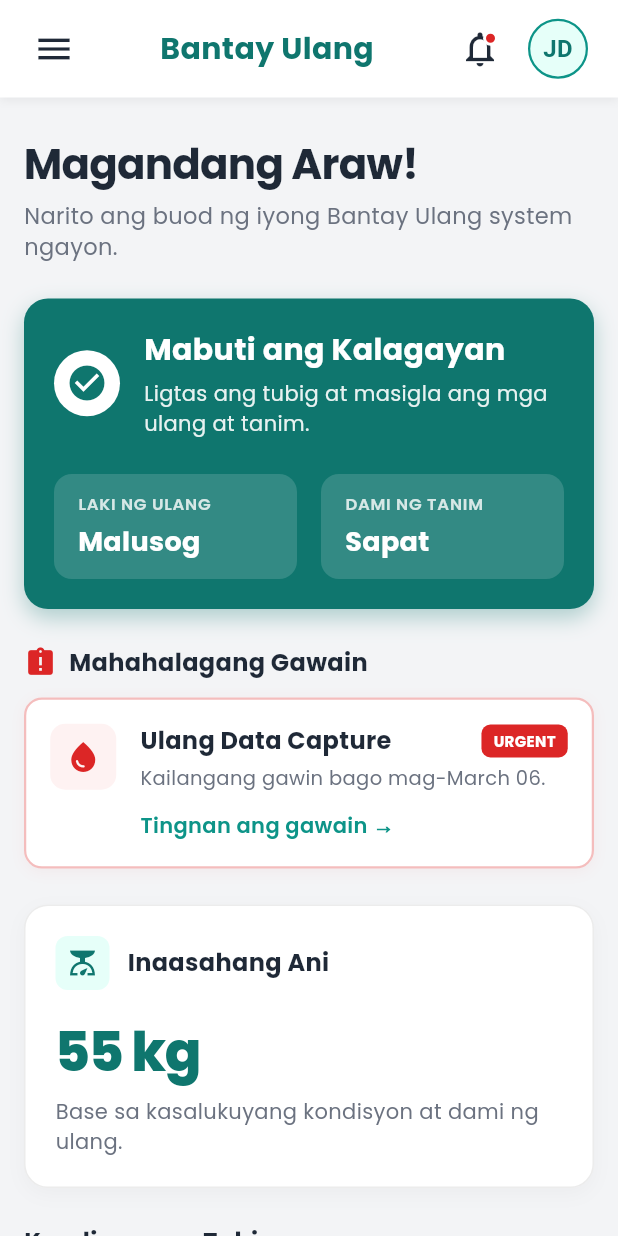
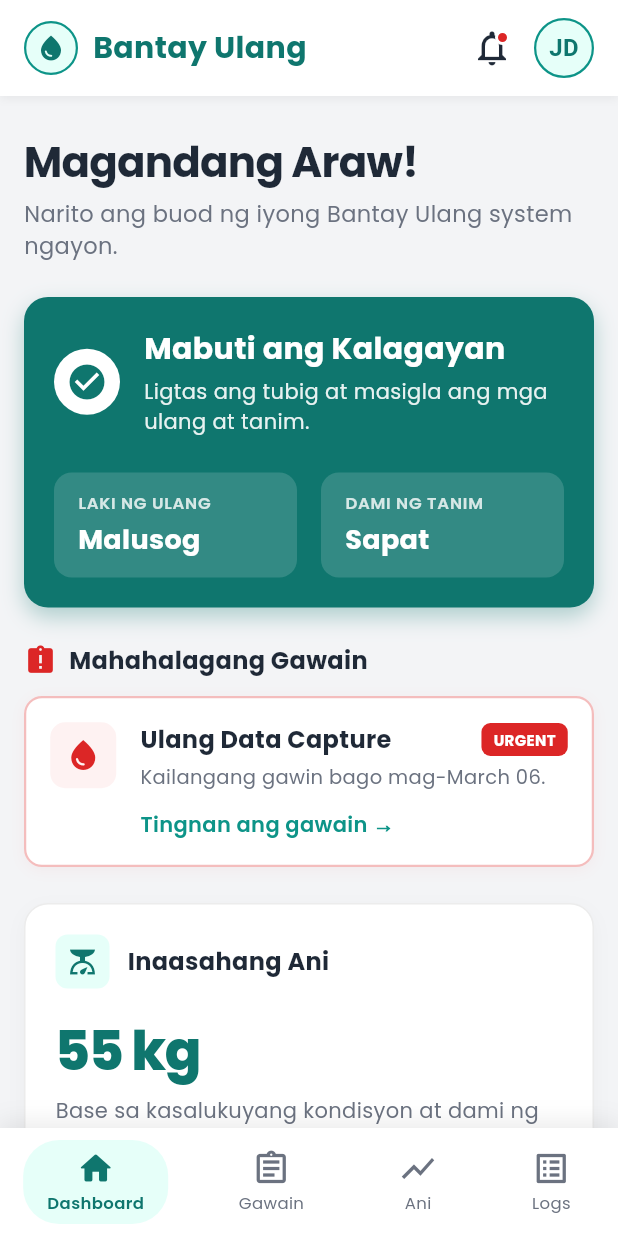
Before and after one commit to yorookobii/Bantay-Ulang, a Flutter app: the DashboardPage screen opened by its route, on a phone screen of 412 x 824 dp. Run offline on Flutter 3.47's test engine with Material 3 defaults, Android fonts, the phone set to English and light mode, and no system bars; our stand-ins replace google_fonts.

```diff
--- a/lib/landing_page.dart
+++ b/lib/landing_page.dart
@@ -1,4 +1,5 @@
 import 'package:flutter/material.dart';
+import 'package:flutter/rendering.dart'; // Added for ScrollDirection
 import 'package:google_fonts/google_fonts.dart';
 import 'tasks.dart';
 import 'yield.dart';
@@ -12,7 +13,8 @@ class DashboardPage extends StatefulWidget {
   State<DashboardPage> createState() => _DashboardPageState();
 }
 
-class _DashboardPageState extends State<DashboardPage> with SingleTickerProviderStateMixin {
+class _DashboardPageState extends State<DashboardPage>
+    with SingleTickerProviderStateMixin {
   // Aquatic Color Palette
   final Color tealLight = const Color(0xFFE6FFF9);
   final Color teal = const Color(0xFF0D9488);
@@ -22,16 +24,14 @@ class _DashboardPageState extends State<DashboardPage> with SingleTickerProvider
   final Color textDark = const Color(0xFF1F2937);
   final Color textMuted = const Color(0xFF6B7280);
 
+  int _currentNavIndex = 0;
   bool _showNotificationDropdown = false;
-  late GlobalKey<ScaffoldState> _scaffoldKey;
+  bool _isNavBarVisible = true; // State for nav bar visibility
   late AnimationController _fadeController;
 
   @override
   void initState() {
     super.initState();
-    _scaffoldKey = GlobalKey<ScaffoldState>();
-
-    // Kept only the initial load fade for a smooth entry, removing heavy continuous animations
     _fadeController = AnimationController(
       duration: const Duration(milliseconds: 600),
       vsync: this,
@@ -44,19 +44,92 @@ class _DashboardPageState extends State<DashboardPage> with SingleTickerProvider
     super.dispose();
   }
 
+  void _onNavTapped(int index) {
+    if (index == _currentNavIndex) return;
+    setState(() {
+      _currentNavIndex = index;
+      // Ensure nav bar is visible when switching tabs
+      _isNavBarVisible = true;
+    });
+  }
+
   @override
   Widget build(BuildContext context) {
     return Scaffold(
-      key: _scaffoldKey,
-      backgroundColor: const Color(0xFFF3F4F6), // Light gray background for contrast
-      drawer: _buildSidebar(context),
+      backgroundColor: const Color(0xFFF3F4F6),
+      extendBody: true, // Allows content to scroll behind the bottom nav bar
       appBar: _buildTopBar(context),
-      body: FadeTransition(
+
+      // ── MAIN CONTENT AREA WITH SCROLL LISTENER ─────────────────────────
+      body: NotificationListener<ScrollNotification>(
+        onNotification: (ScrollNotification notification) {
+          if (notification is UserScrollNotification) {
+            // User dragging up, content moving down -> hide nav bar
+            if (notification.direction == ScrollDirection.reverse) {
+              if (_isNavBarVisible) {
+                setState(() => _isNavBarVisible = false);
+              }
+            }
+            // User dragging down, content moving up -> show nav bar
+            else if (notification.direction == ScrollDirection.forward) {
+              if (!_isNavBarVisible) {
+                setState(() => _isNavBarVisible = true);
+              }
+            }
+          }
+
+          // Re-show nav bar when user hits the very bottom of the page
+          if (notification.metrics.pixels >= notification.metrics.maxScrollExtent - 20) {
+            if (!_isNavBarVisible) {
+              setState(() => _isNavBarVisible = true);
+            }
+          }
+
+          return false; // Let the notification bubble up
+        },
+        child: Stack(
+          children: [
+            IndexedStack(
+              index: _currentNavIndex,
+              children: [
+                _buildDashboardView(), // Index 0: Dashboard
+                const TasksPage(),     // Index 1: Gawain
+                const YieldEstimationPage(), // Index 2: Ani
+                const LogsPage(),      // Index 3: Logs
+              ],
+            ),
+
+            // Notification dropdown overlay
+            if (_showNotificationDropdown)
+              Positioned(
+                top: 0,
+                right: 12,
+                child: _buildNotificationDropdown(),
+              ),
+          ],
+        ),
+      ),
+
+      // ── ANIMATED BOTTOM NAVIGATION BAR ─────────────────────────────────
+      bottomNavigationBar: AnimatedSlide(
+        duration: const Duration(milliseconds: 300),
+        curve: Curves.easeInOutCubic,
+        // Slide out (down) if not visible, stay at 0 if visible
+        offset: _isNavBarVisible ? Offset.zero : const Offset(0, 1.0),
+        child: _buildBottomNavBar(),
+      ),
+    );
+  }
+
+  // ── DASHBOARD TAB CONTENT ──────────────────────────────────────────────
+  Widget _buildDashboardView() {
+    return FadeTransition(
       opacity: Tween<double>(begin: 0, end: 1).animate(
         CurvedAnimation(parent: _fadeController, curve: Curves.easeIn),
       ),
       child: SingleChildScrollView(
-          padding: const EdgeInsets.fromLTRB(16, 24, 16, 32),
+        // The 100px bottom padding ensures content isn't permanently hidden behind the floating nav bar
+        padding: const EdgeInsets.fromLTRB(16, 24, 16, 100),
         child: Column(
           crossAxisAlignment: CrossAxisAlignment.start,
           children: [
@@ -81,15 +154,12 @@ class _DashboardPageState extends State<DashboardPage> with SingleTickerProvider
             ),
             const SizedBox(height: 24),
 
-              // Main Status Card - Solid bold color for instant status recognition
             _buildStatusCard(),
             const SizedBox(height: 24),
 
-              // Urgent Tasks Section - Moved up so it's impossible to miss
             _buildUrgentTasksSection(),
             const SizedBox(height: 24),
 
-              // Yield Prediction Section
             _buildYieldSection(),
             const SizedBox(height: 24),
 
@@ -104,7 +174,7 @@ class _DashboardPageState extends State<DashboardPage> with SingleTickerProvider
             ),
             const SizedBox(height: 12),
             _buildConditionCard(
-                Icons.water_drop,
+              Icons.thermostat,
               "Temperatura",
               "Tamang-tama para sa paglaki ng ulang.",
               "KATAMTAMAN",
@@ -112,7 +182,7 @@ class _DashboardPageState extends State<DashboardPage> with SingleTickerProvider
             ),
             const SizedBox(height: 12),
             _buildConditionCard(
-                Icons.check_circle,
+              Icons.water_drop,
               "Linis ng Tubig",
               "Walang nakitang lason o dumi.",
               "MAAYOS",
@@ -128,7 +198,7 @@ class _DashboardPageState extends State<DashboardPage> with SingleTickerProvider
             ),
             const SizedBox(height: 24),
 
-              // Plant Status Section
+            // Plant Status
             Text(
               "Status ng mga Tanim",
               style: GoogleFonts.poppins(
@@ -143,15 +213,15 @@ class _DashboardPageState extends State<DashboardPage> with SingleTickerProvider
               "Mga Halaman",
               "Malusog at patuloy na lumalaki.",
               "MAAYOS",
-                const Color(0xFF10B981), // Green for plants
+              const Color(0xFF10B981),
             ),
           ],
-          ),
         ),
       ),
     );
   }
 
+  // ── TOP BAR (no hamburger) ─────────────────────────────────────────────
   PreferredSizeWidget _buildTopBar(BuildContext context) {
     return PreferredSize(
       preferredSize: const Size.fromHeight(65),
@@ -168,16 +238,22 @@ class _DashboardPageState extends State<DashboardPage> with SingleTickerProvider
         ),
         child: SafeArea(
           child: Padding(
-            padding: const EdgeInsets.symmetric(horizontal: 12, vertical: 8),
+            padding: const EdgeInsets.symmetric(horizontal: 16, vertical: 8),
             child: Row(
               children: [
-                IconButton(
-                  icon: Icon(Icons.menu, color: textDark, size: 28),
-                  onPressed: () => _scaffoldKey.currentState?.openDrawer(),
-                  tooltip: 'Buksan ang menu',
+                // App logo / icon
+                Container(
+                  width: 36,
+                  height: 36,
+                  decoration: BoxDecoration(
+                    color: tealLight,
+                    shape: BoxShape.circle,
+                    border: Border.all(color: teal, width: 1.5),
                   ),
+                  child: Icon(Icons.water_drop, color: tealDark, size: 20),
+                ),
+                const SizedBox(width: 10),
                 Expanded(
-                  child: Center(
                   child: Text(
                     "Bantay Ulang",
                     style: GoogleFonts.poppins(
@@ -187,16 +263,21 @@ class _DashboardPageState extends State<DashboardPage> with SingleTickerProvider
                     ),
                   ),
                 ),
-                ),
+
                 // Notifications
                 Stack(
                   clipBehavior: Clip.none,
                   children: [
                     IconButton(
-                      icon: Icon(Icons.notifications_none, color: textDark, size: 28),
+                      icon: Icon(
+                        Icons.notifications_none,
+                        color: textDark,
+                        size: 28,
+                      ),
                       onPressed: () {
                         setState(() {
-                          _showNotificationDropdown = !_showNotificationDropdown;
+                          _showNotificationDropdown =
+                              !_showNotificationDropdown;
                         });
                       },
                     ),
@@ -215,18 +296,21 @@ class _DashboardPageState extends State<DashboardPage> with SingleTickerProvider
                     ),
                   ],
                 ),
+
                 // Profile Avatar
                 GestureDetector(
                   onTap: () {
                     Navigator.push(
                       context,
-                      MaterialPageRoute(builder: (context) => const ProfilePage()),
+                      MaterialPageRoute(
+                        builder: (context) => const ProfilePage(),
+                      ),
                     );
                   },
                   child: Container(
                     width: 40,
                     height: 40,
-                    margin: const EdgeInsets.only(left: 8),
+                    margin: const EdgeInsets.only(left: 4),
                     decoration: BoxDecoration(
                       color: tealLight,
                       shape: BoxShape.circle,
@@ -244,7 +328,6 @@ class _DashboardPageState extends State<DashboardPage> with SingleTickerProvider
                     ),
                   ),
                 ),
-                const SizedBox(width: 8),
               ],
             ),
           ),
@@ -253,6 +336,172 @@ class _DashboardPageState extends State<DashboardPage> with SingleTickerProvider
     );
   }
 
+  // ── BOTTOM NAV BAR ─────────────────────────────────────────────────────
+  Widget _buildBottomNavBar() {
+    const navItems = [
+      (Icons.home_rounded, Icons.home_outlined, "Dashboard"),
+      (Icons.assignment_turned_in_rounded, Icons.assignment_outlined, "Gawain"),
+      (Icons.show_chart_rounded, Icons.show_chart_outlined, "Ani"),
+      (Icons.list_alt_rounded, Icons.list_alt_outlined, "Logs"),
+    ];
+
+    return Container(
+      decoration: BoxDecoration(
+        color: Colors.white,
+        boxShadow: [
+          BoxShadow(
+            color: Colors.black.withOpacity(0.08),
+            blurRadius: 12,
+            offset: const Offset(0, -4),
+          ),
+        ],
+      ),
+      child: SafeArea(
+        child: Padding(
+          padding: const EdgeInsets.symmetric(vertical: 8),
+          child: Row(
+            mainAxisAlignment: MainAxisAlignment.spaceAround,
+            children: List.generate(navItems.length, (i) {
+              final isActive = i == _currentNavIndex;
+              final (activeIcon, inactiveIcon, label) = navItems[i];
+              return _buildNavItem(
+                activeIcon: activeIcon,
+                inactiveIcon: inactiveIcon,
+                label: label,
+                isActive: isActive,
+                onTap: () => _onNavTapped(i),
+              );
+            }),
+          ),
+        ),
+      ),
+    );
+  }
+
+  Widget _buildNavItem({
+    required IconData activeIcon,
+    required IconData inactiveIcon,
+    required String label,
+    required bool isActive,
+    required VoidCallback onTap,
+  }) {
+    return GestureDetector(
+      onTap: onTap,
+      behavior: HitTestBehavior.opaque,
+      child: AnimatedContainer(
+        duration: const Duration(milliseconds: 200),
+        curve: Curves.easeInOut,
+        padding: const EdgeInsets.symmetric(horizontal: 16, vertical: 6),
+        decoration: BoxDecoration(
+          color: isActive ? tealLight : Colors.transparent,
+          borderRadius: BorderRadius.circular(24),
+        ),
+        child: Column(
+          mainAxisSize: MainAxisSize.min,
+          children: [
+            Icon(
+              isActive ? activeIcon : inactiveIcon,
+              color: isActive ? tealDark : textMuted,
+              size: 26,
+            ),
+            const SizedBox(height: 2),
+            Text(
+              label,
+              style: GoogleFonts.poppins(
+                fontSize: 11,
+                fontWeight: isActive ? FontWeight.w600 : FontWeight.w400,
+                color: isActive ? tealDark : textMuted,
+              ),
+            ),
+          ],
+        ),
+      ),
+    );
+  }
+
+  // ── NOTIFICATION DROPDOWN ──────────────────────────────────────────────
+  Widget _buildNotificationDropdown() {
+    return Material(
+      elevation: 8,
+      borderRadius: BorderRadius.circular(12),
+      child: Container(
+        width: 280,
+        padding: const EdgeInsets.all(16),
+        decoration: BoxDecoration(
+          color: Colors.white,
+          borderRadius: BorderRadius.circular(12),
+          border: Border.all(color: Colors.grey.withOpacity(0.15)),
+        ),
+        child: Column(
+          crossAxisAlignment: CrossAxisAlignment.start,
+          mainAxisSize: MainAxisSize.min,
+          children: [
+            Text(
+              "Mga Abiso",
+              style: GoogleFonts.poppins(
+                fontSize: 15,
+                fontWeight: FontWeight.w700,
+                color: textDark,
+              ),
+            ),
+            const SizedBox(height: 12),
+            _buildNotifItem(
+              Icons.assignment_late,
+              "Ulang Data Capture — URGENT",
+              "Kailangang gawin bago mag-March 06.",
+              warningRed,
+            ),
+            const Divider(height: 16),
+            _buildNotifItem(
+              Icons.water_drop,
+              "Temperatura — Normal",
+              "Wala pang pagbabago sa kondisyon.",
+              teal,
+            ),
+          ],
+        ),
+      ),
+    );
+  }
+
+  Widget _buildNotifItem(
+    IconData icon,
+    String title,
+    String subtitle,
+    Color color,
+  ) {
+    return Row(
+      crossAxisAlignment: CrossAxisAlignment.start,
+      children: [
+        Icon(icon, color: color, size: 20),
+        const SizedBox(width: 10),
+        Expanded(
+          child: Column(
+            crossAxisAlignment: CrossAxisAlignment.start,
+            children: [
+              Text(
+                title,
+                style: GoogleFonts.poppins(
+                  fontSize: 13,
+                  fontWeight: FontWeight.w600,
+                  color: textDark,
+                ),
+              ),
+              Text(
+                subtitle,
+                style: GoogleFonts.poppins(
+                  fontSize: 12,
+                  color: textMuted,
+                ),
+              ),
+            ],
+          ),
+        ),
+      ],
+    );
+  }
+
+  // ── CONTENT WIDGETS ────────────────────────────────────────────────────
   Widget _buildStatusCard() {
     return Container(
       padding: const EdgeInsets.all(20),
@@ -416,7 +665,10 @@ class _DashboardPageState extends State<DashboardPage> with SingleTickerProvider
                           ),
                         ),
                         Container(
-                          padding: const EdgeInsets.symmetric(horizontal: 8, vertical: 4),
+                          padding: const EdgeInsets.symmetric(
+                            horizontal: 8,
+                            vertical: 4,
+                          ),
                           decoration: BoxDecoration(
                             color: warningRed,
                             borderRadius: BorderRadius.circular(6),
@@ -443,10 +695,11 @@ class _DashboardPageState extends State<DashboardPage> with SingleTickerProvider
                     const SizedBox(height: 12),
                     GestureDetector(
                       onTap: () {
-                        Navigator.push(
-                          context,
-                          MaterialPageRoute(builder: (context) => const TasksPage()),
-                        );
+                        // Switch directly to the Tasks page via IndexedStack
+                        setState(() {
+                          _currentNavIndex = 1;
+                          _isNavBarVisible = true; // Ensure nav bar stays visible when jumping
+                        });
                       },
                       child: Text(
                         "Tingnan ang gawain →",
@@ -607,107 +860,4 @@ class _DashboardPageState extends State<DashboardPage> with SingleTickerProvider
       ),
     );
   }
-
-  Drawer _buildSidebar(BuildContext context) {
-    return Drawer(
-      backgroundColor: const Color(0xFF1F2937), // Dark grey for high contrast sidebar
-      child: SafeArea(
-        child: Column(
-          children: [
-            Container(
-              padding: const EdgeInsets.all(24),
-              decoration: BoxDecoration(
-                border: Border(bottom: BorderSide(color: Colors.white.withOpacity(0.1))),
-              ),
-              child: Row(
-                children: [
-                  Icon(Icons.water_drop, color: tealLight, size: 28),
-                  const SizedBox(width: 12),
-                  Text(
-                    "Bantay Ulang",
-                    style: GoogleFonts.poppins(
-                      color: Colors.white,
-                      fontSize: 20,
-                      fontWeight: FontWeight.w700,
-                    ),
-                  ),
-                ],
-              ),
-            ),
-            Expanded(
-              child: ListView(
-                padding: const EdgeInsets.symmetric(vertical: 16),
-                children: [
-                  _buildNavLink(Icons.home, "Dashboard", context, isActive: true),
-                  _buildNavLink(Icons.assignment_turned_in, "Mga Gawain", context, page: const TasksPage()),
-                  _buildNavLink(Icons.show_chart, "Inaasahang Ani", context, page: const YieldEstimationPage()),
-                  _buildNavLink(Icons.list, "Logs & Record", context, page: const LogsPage()),
-                ],
-              ),
-            ),
-            Container(
-              padding: const EdgeInsets.all(16),
-              decoration: BoxDecoration(
-                border: Border(top: BorderSide(color: Colors.white.withOpacity(0.1))),
-              ),
-              child: _buildNavLink(Icons.logout, "Mag-Log out", context, isLogout: true),
-            ),
-          ],
-        ),
-      ),
-    );
 }
-
-  Widget _buildNavLink(
-    IconData icon,
-    String title,
-    BuildContext context, {
-    Widget? page,
-    bool isActive = false,
-    bool isLogout = false,
-  }) {
-    final color = isLogout ? warningRed : (isActive ? tealLight : Colors.white70);
-
-    return Material(
-      color: isActive ? Colors.white.withOpacity(0.05) : Colors.transparent,
-      child: InkWell(
-        onTap: () {
-          Navigator.pop(context);
-          if (isLogout) {
-            Navigator.pushNamedAndRemoveUntil(context, '/login', (route) => false);
-          } else if (page != null) {
-            Navigator.push(
-              context,
-              MaterialPageRoute(builder: (context) => page),
-            );
-          }
-        },
-        child: Container(
-          padding: const EdgeInsets.symmetric(horizontal: 24, vertical: 16),
-          decoration: BoxDecoration(
-            border: Border(
-              left: BorderSide(
-                color: isActive ? tealLight : Colors.transparent,
-                width: 4,
-              ),
-            ),
-          ),
-          child: Row(
-            children: [
-              Icon(icon, color: color, size: 22),
-              const SizedBox(width: 16),
-              Text(
-                title,
-                style: GoogleFonts.poppins(
-                  color: color,
-                  fontSize: 16,
-                  fontWeight: isActive ? FontWeight.w600 : FontWeight.w500,
-                ),
-              ),
-            ],
-          ),
-        ),
-      ),
-    );
-  }
-}
```
Lines whose indentation alone changed are shown as unchanged.
